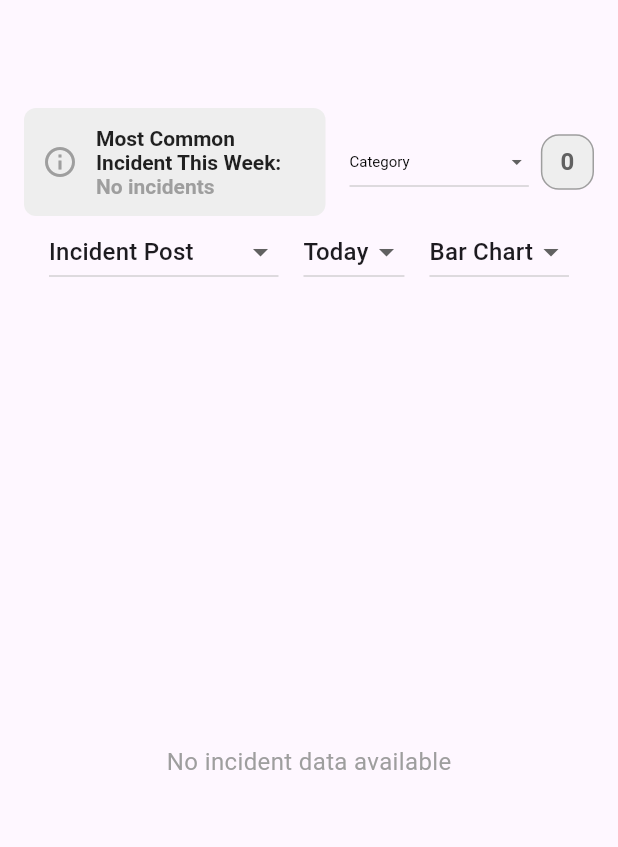
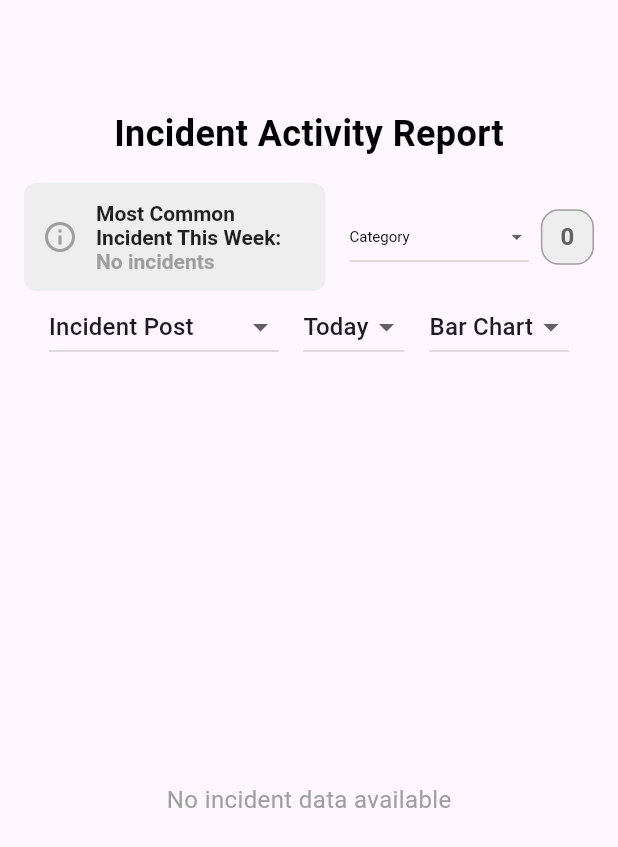
Before and after one commit to kdjhzhr/UTMSafe, a Flutter app: the Report screen opened directly, on a phone screen of 412 x 824 dp. Shown: the top 847 px of the screen. Run offline on Flutter 3.47's test engine with Material 3 defaults, Android fonts, the phone set to English and light mode, and no system bars; our stand-ins replace cloud_firestore, firebase_auth, firebase_core, firebase_storage, fl_chart, image_picker; accounts and stored records are empty.

Commit message:
Add title at report.dart

```diff
--- a/lib/report.dart
+++ b/lib/report.dart
@@ -163,6 +163,16 @@ class _ReportState extends State<Report> {
         padding: const EdgeInsets.all(16.0),
         child: Column(
           children: [
+            Text(
+            'Incident Activity Report',
+            style: TextStyle(
+              fontSize: 24, // Adjust size as needed
+              fontWeight: FontWeight.bold,
+              color: Colors.black, // Change color if needed
+            ),
+          ),
+          SizedBox(height: 16),
+
             // Row to separate alert banner and category filter
             Row(
               children: [
```
